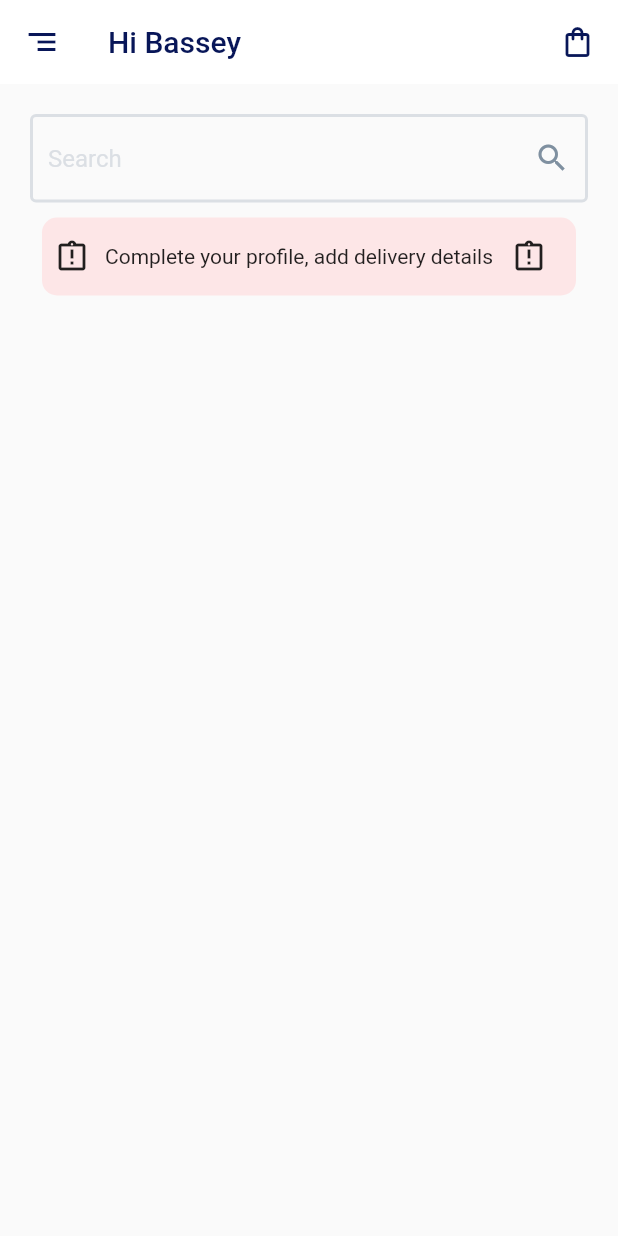
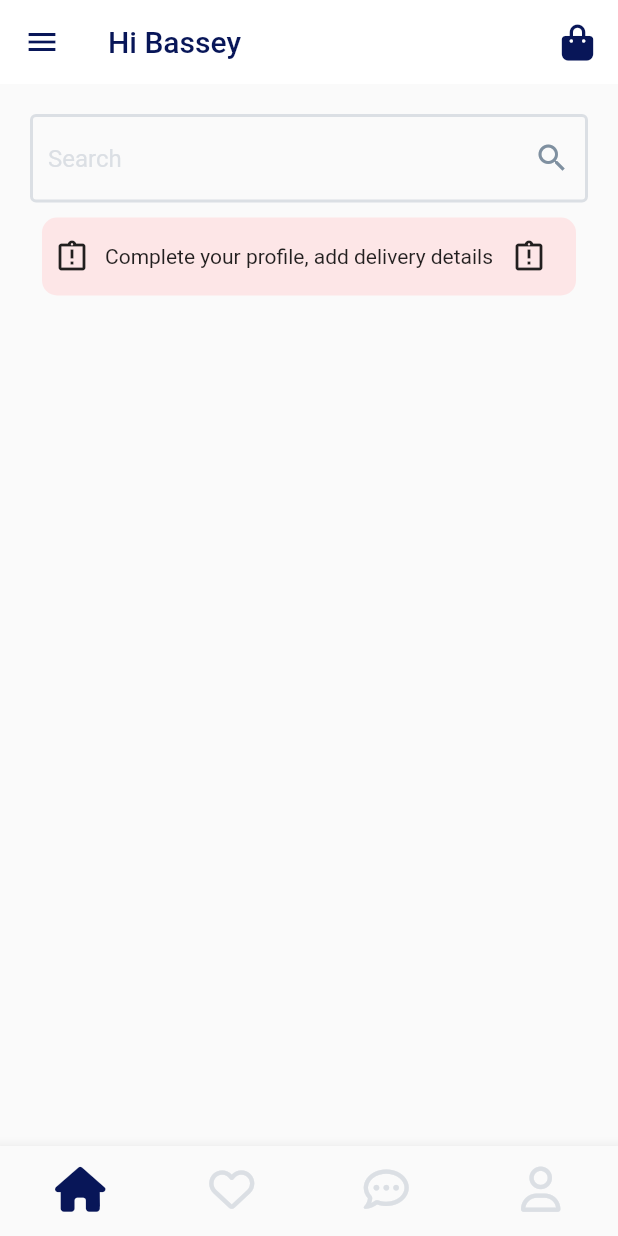
Before and after one commit to emjaycodes/GadgetZ, a Flutter app: the HomeScreen screen opened by its route, on a phone screen of 412 x 824 dp. Run offline on Flutter 3.47's test engine with Material 2 defaults, Android fonts, the phone set to English and light mode, and no system bars; our stand-ins replace email_validator, font_awesome_flutter.

Commit message:
refactored the code

```diff
--- a/lib/screens/home/home_screen.dart
+++ b/lib/screens/home/home_screen.dart
@@ -1,43 +1,55 @@
-// ignore_for_file: prefer_const_constructors
+// ignore_for_file: prefer_const_constructors, prefer_const_literals_to_create_immutables
 
 import 'package:flutter/material.dart';
+import 'package:font_awesome_flutter/font_awesome_flutter.dart';
+import 'package:oga_bassey/components/bottom_navbar.dart';
 import 'package:oga_bassey/constants.dart';
 import 'package:oga_bassey/screens/home/components/body.dart';
 
-class HomeScreen extends StatelessWidget {
+import '../../components/drawer_widget.dart';
+
+class HomeScreen extends StatefulWidget {
   const HomeScreen({Key? key}) : super(key: key);
 
   static String id = 'home_screen';
+
+  @override
+  State<HomeScreen> createState() => _HomeScreenState();
+}
+
+class _HomeScreenState extends State<HomeScreen> {
+  int selectedIndex = 0;
 
   @override
   Widget build(BuildContext context) {
     return Scaffold(
         appBar: AppBar(
           elevation: 0,
-      title: Text('Hi Bassey',
-      style: TextStyle(
-        color: kprimaryColor
+          title: Text(
+            'Hi Bassey',
+            style: TextStyle(color: kprimaryColor),
           ),
-      ),
-      leading: IconButton(
-        icon: Icon(
-          Icons.segment_outlined,
-          color: kprimaryColor,
-          ),
-        onPressed: (){},
-        ),
+          // leading: IconButton(
+          //   icon: Icon(
+          //     Icons.segment_outlined,
+          //     color: kprimaryColor,
+          //     ),
+          //   onPressed: (){},
+          //   ),
           actions: const [
             Padding(
               padding: EdgeInsets.only(right: 15),
               child: Icon(
-              Icons.shopping_bag_outlined,
+                FontAwesomeIcons.bagShopping,
                 color: kprimaryColor,
               ),
             )
           ],
           backgroundColor: Colors.white,
+          iconTheme: IconThemeData(color: kprimaryColor),
         ),
-     body: Body()
-    );
+        drawer: CustomDrawer(),
+        body: Body(),
+        bottomNavigationBar: CustomNavbar());
   }
 }
```
Lines whose indentation alone changed are shown as unchanged.
